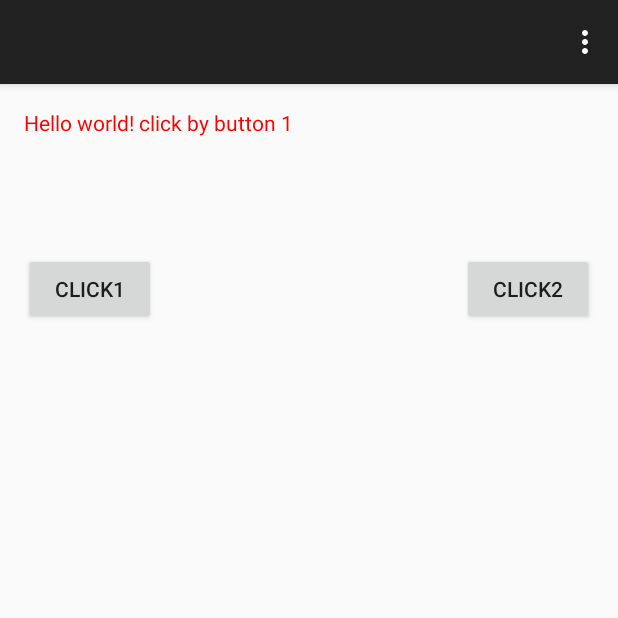
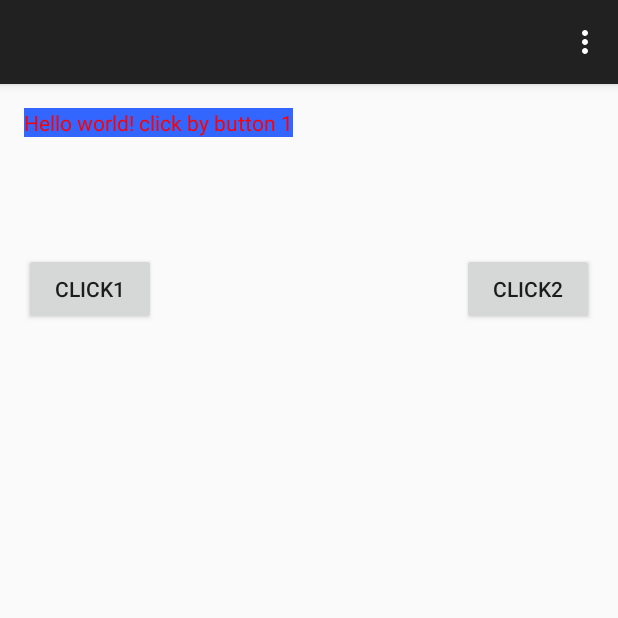
Before and after one commit to ybdesire/android_dev_learn, an Android app: the MainActivity screen opened directly, with no data from a screen before it, after a tap on "CLICK1", on a phone screen of 412 x 824 dp, the top half of it. Run offline under Robolectric (Android 15) with nearby library versions, the phone set to English and light mode, and no system bars.

Commit message:
Set color by RGB value.

```diff
--- a/HelloWorld/app/src/main/res/layout/activity_main.xml
+++ b/HelloWorld/app/src/main/res/layout/activity_main.xml
@@ -7,6 +7,7 @@
 
     <TextView android:text="@string/hello_world" android:layout_width="wrap_content"
         android:layout_height="wrap_content"
+        android:background="#3366ff"
         android:id="@+id/textView" />
 
     <Button
```
